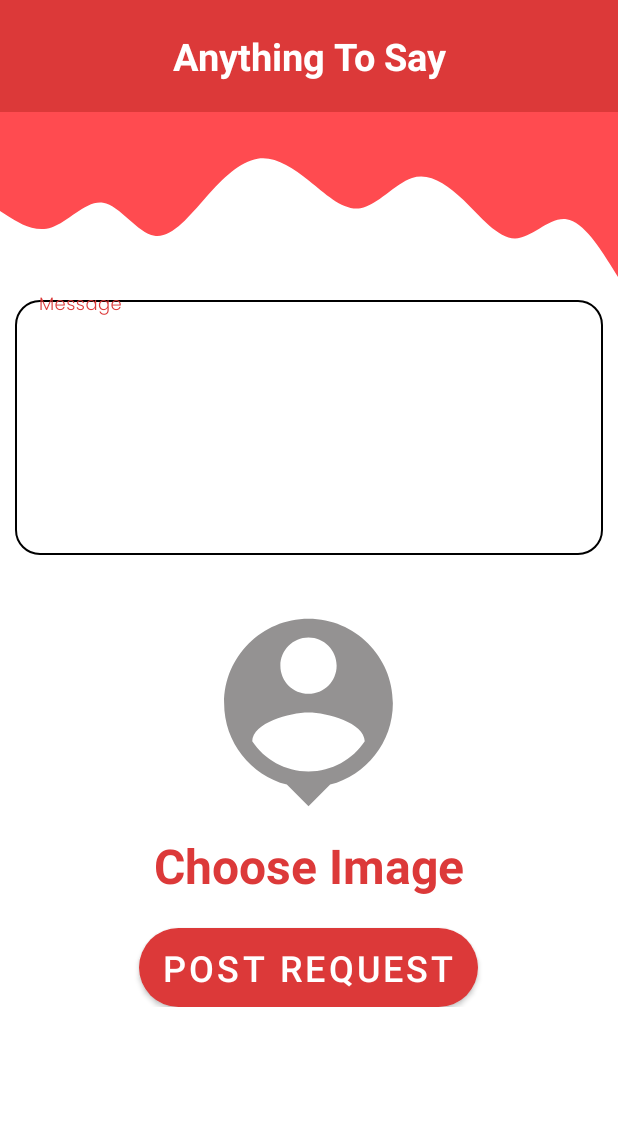
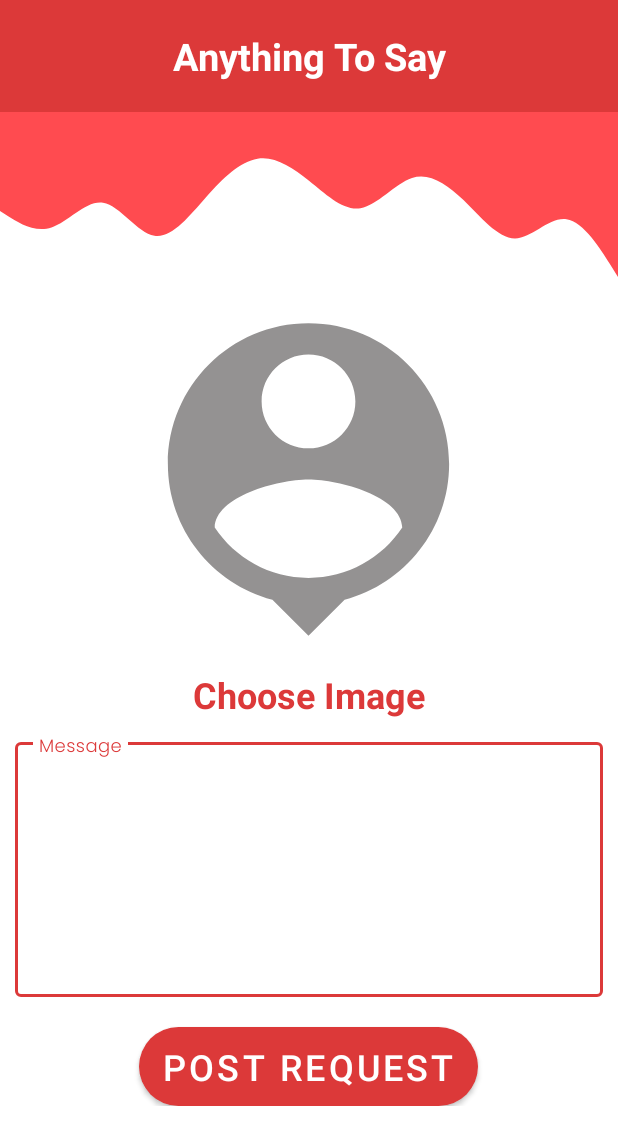
Before and after one commit to aakarshak9/Blood_Donation_Application, an Android app: the MakeRequestActivity screen opened directly, with no data from a screen before it, on a phone screen of 412 x 824 dp. Shown: the top 1145 px of the screen. Run offline under Robolectric (Android 15) with nearby library versions, the phone set to English and light mode, and no system bars; pictures from the network do not load.

Commit message:
Home Page

```diff
--- a/app/src/main/AndroidManifest.xml
+++ b/app/src/main/AndroidManifest.xml
@@ -3,6 +3,7 @@
     package="com.example.blooddonorapplication">
 
     <uses-permission android:name="android.permission.INTERNET" />
+
 
     <application
         android:allowBackup="true"
--- a/app/src/main/java/com/example/blooddonorapplication/Activities/MakeRequestActivity.java
+++ b/app/src/main/java/com/example/blooddonorapplication/Activities/MakeRequestActivity.java
@@ -1,16 +1,89 @@
 package com.example.blooddonorapplication.Activities;
 
+import android.content.Intent;
+import android.net.Uri;
+import android.os.Bundle;
+import android.view.View;
+import android.widget.Button;
+import android.widget.ImageView;
+import android.widget.TextView;
+
+import androidx.annotation.Nullable;
 import androidx.appcompat.app.AppCompatActivity;
 
-import android.os.Bundle;
-
+import com.bumptech.glide.Glide;
 import com.example.blooddonorapplication.R;
+import com.google.android.material.textfield.TextInputEditText;
 
 public class MakeRequestActivity extends AppCompatActivity {
+
+    TextInputEditText messagetext;
+    TextView chooseImageText;
+    ImageView postImage;
+    Button submit_button;
+    Uri imageUri;
+
 
     @Override
     protected void onCreate(Bundle savedInstanceState) {
         super.onCreate(savedInstanceState);
         setContentView(R.layout.activity_make_request);
+
+        messagetext = findViewById(R.id.message);
+        chooseImageText = findViewById(R.id.choose_text);
+        postImage = findViewById(R.id.post_image);
+        submit_button = findViewById(R.id.submit_button);
+
+        submit_button.setOnClickListener(new View.OnClickListener() {
+            @Override
+            public void onClick(View view) {
+                if (isValid()) {
+                    //Code to Upload Image
+                    uploadRequest(messagetext.getText().toString());
+                }
+            }
+        });
+
+        chooseImageText.setOnClickListener(new View.OnClickListener() {
+            @Override
+            public void onClick(View view) {
+                Intent intent = new Intent(Intent.ACTION_GET_CONTENT);
+                intent.setType("image/*");
+                startActivityForResult(intent, 101);
+            }
+        });
+
+    }
+
+    private void uploadRequest(String message){
+
+        //Code to upload the Message
+
+    }
+
+    private void uploadImage(){
+
+        //Code to Upload the Image
+
+    }
+
+
+    @Override
+    protected void onActivityResult(int requestCode, int resultCode, @Nullable Intent data) {
+        super.onActivityResult(requestCode, resultCode, data);
+        if (requestCode == 101 && resultCode==RESULT_OK){
+            if (data != null) {
+                imageUri = data.getData();
+                Glide.with(getApplicationContext()).load(imageUri).into(postImage);
+            }
+        }
+    }
+
+    private boolean isValid() {
+        if (messagetext.getText().toString().isEmpty()) {
+            messagetext.setError("Field's can't be Empty");
+            return false;
+        }
+        return true;
     }
 }
--- a/app/src/main/res/layout/activity_make_request.xml
+++ b/app/src/main/res/layout/activity_make_request.xml
@@ -29,56 +29,55 @@
             android:layout_height="110dp"
             android:background="@drawable/wave" />
 
+
+        <ImageView
+            android:id="@+id/post_image"
+            android:layout_width="350dp"
+            android:layout_height="250dp"
+            android:layout_gravity="center"
+            android:layout_marginTop="10dp"
+            android:src="@drawable/ic_profile_pic"
+            tools:ignore="ContentDescription" />
+
+        <TextView
+            android:id="@+id/choose_text"
+            android:layout_width="wrap_content"
+            android:layout_height="wrap_content"
+            android:layout_gravity="center"
+            android:layout_marginTop="2dp"
+            android:text="Choose Image"
+            android:textColor="@color/magenta"
+            android:textSize="24sp"
+            android:textStyle="bold" />
+
         <com.google.android.material.textfield.TextInputLayout
             style="@style/Widget.MaterialComponents.TextInputLayout.OutlinedBox"
             android:layout_width="match_parent"
             android:layout_height="match_parent"
+            android:padding="10dp"
             android:hint="Message"
-            android:padding="10dp"
             app:boxStrokeColor="@color/magenta"
-            app:hintEnabled="true"
             app:hintTextColor="@color/magenta">
 
             <com.google.android.material.textfield.TextInputEditText
                 android:id="@+id/message"
                 android:layout_width="match_parent"
+                android:gravity="top"
+                android:textAlignment="gravity"
                 android:layout_height="170dp"
-                android:background="@drawable/border_background"
-                android:textAlignment="center"
-                android:drawablePadding="10dp"
+                android:padding="10dp"
                 android:fontFamily="@font/poppins_light"
                 android:inputType="text"
                 android:maxLines="10"
-                android:minLines="6"
-                android:padding="20dp" />
+                android:minLines="6"/>
 
         </com.google.android.material.textfield.TextInputLayout>
-
-        <ImageView
-            android:id="@+id/profile_pic"
-            android:layout_width="150dp"
-            android:layout_height="150dp"
-            android:layout_gravity="center"
-            android:layout_marginTop="20dp"
-            android:src="@drawable/ic_profile_pic"
-            tools:ignore="ContentDescription" />
-
-        <TextView
-            android:id="@+id/choose_image"
-            android:layout_width="wrap_content"
-            android:layout_height="wrap_content"
-            android:layout_gravity="center"
-            android:layout_marginTop="5dp"
-            android:text="Choose Image"
-            android:textColor="@color/magenta"
-            android:textSize="32sp"
-            android:textStyle="bold" />
 
         <Button
             android:layout_width="wrap_content"
             android:layout_height="wrap_content"
-            android:id="@+id/post_request"
-            android:layout_marginTop="20dp"
+            android:id="@+id/submit_button"
+            android:layout_marginTop="10dp"
             android:layout_gravity="center"
             android:text="Post Request"
             android:textSize="24sp"
```
Also changed, not shown: app/src/main/java/com/example/blooddonorapplication/Activities/MainActivity.java (+15 -5 lines), app/src/main/res/layout-land/request_item_layout.xml (deleted, +0 -53 lines).
